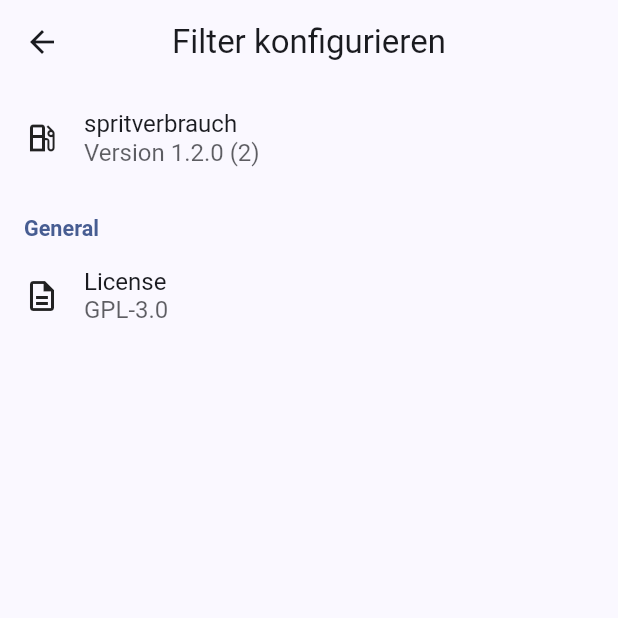
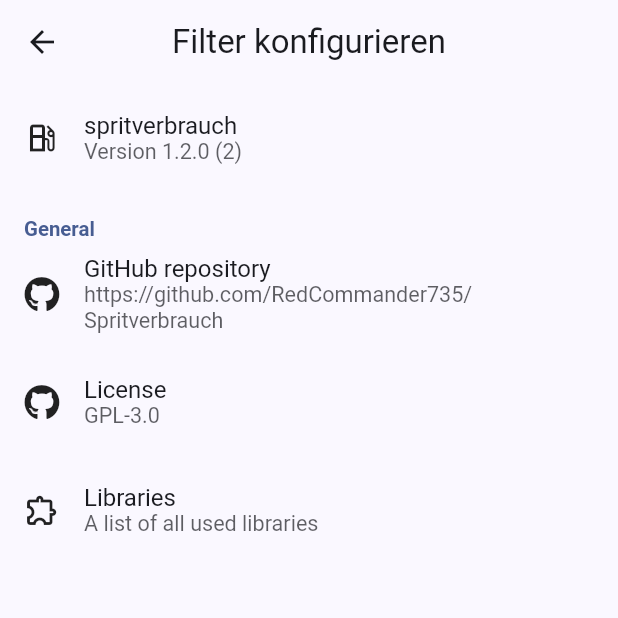
Before and after one commit to RedCommander735/Spritverbrauch, a Flutter app: the About screen opened directly, after a tap on "License", on a phone screen of 412 x 824 dp, the top half of it. Run offline on Flutter 3.47's test engine with Material 3 defaults, Android fonts, the phone set to English and light mode, and no system bars; drawn by our look-alikes of dynamic_color; our stand-ins replace package_info_plus, shared_preferences, sqflite; missing offline and left inert: icon_decoration; accounts and stored records are empty.

Commit message:
feat: finished about page in settings

```diff
--- a/lib/src/settings/pages/about.dart
+++ b/lib/src/settings/pages/about.dart
@@ -1,6 +1,8 @@
 import 'package:flutter/material.dart';
 import 'package:package_info_plus/package_info_plus.dart';
+import 'package:spritverbrauch/src/components/font_awesome.dart';
 import 'package:spritverbrauch/src/settings/settings.dart';
+import 'package:spritverbrauch/src/utils/url_launcher.dart';
 
 class About extends StatefulWidget {
   About({super.key});
@@ -49,9 +51,43 @@ class _AboutState extends State<About> {
               icon: Icons.local_gas_station_outlined,
               title: appName,
               subtitle: 'Version $version ($buildNumber)',
+              onTap: () {
+                Uri url = Uri.parse('https://github.com/RedCommander735/Spritverbrauch/releases/');
+                launchURL(url);
+              },
             ),
-            const SettingsGroup(title: 'General', children: [
-              SettingsItem(icon: Icons.description_outlined, title: 'License', subtitle: 'GPL-3.0',)
+            SettingsGroup(title: 'General', children: [
+              SettingsItem(
+                icon: FontAwesomeBrands.github,
+                title: 'GitHub repository',
+                subtitle: 'https://github.com/RedCommander735/\nSpritverbrauch',
+                onTap: () {
+                  Uri url = Uri.parse('https://github.com/RedCommander735/Spritverbrauch/');
+                  launchURL(url);
+                },
+              ),
+              SettingsItem(
+                icon: FontAwesomeBrands.github,
+                title: 'License',
+                subtitle: 'GPL-3.0',
+                onTap: () {
+                  Uri url = Uri.parse('https://github.com/RedCommander735/Spritverbrauch/blob/main/LICENSE');
+                  launchURL(url);
+                },
+              ),
+              SettingsItem(
+                icon: Icons.extension_outlined,
+                title: 'Libraries',
+                subtitle: 'A list of all used libraries',
+                onTap: () {
+                  showLicensePage(
+                      context: context,
+                      applicationName: appName,
+                      applicationVersion: '$version ($buildNumber)',
+                      applicationLegalese: 'Copyright (C) 2024  RedCommander735'
+                  );
+                },
+              ),
             ])
           ],
         ),
--- a/lib/src/settings/settings.dart
+++ b/lib/src/settings/settings.dart
@@ -127,7 +127,10 @@ class SettingsItem extends StatelessWidget {
                 if (subtitle != null)
                   Text(
                     subtitle!,
-                    style: TextStyle(color: Theme.of(context).colorScheme.onBackground.withOpacity(0.7)),
+                    style: TextStyle(
+                        color: Theme.of(context).colorScheme.onBackground.withOpacity(0.7),
+                        fontSize: DefaultTextStyle.of(context).style.fontSize! * 9 / 10),
+                    softWrap: true,
                   ),
               ],
             )
@@ -154,7 +157,10 @@ class SettingsGroup extends StatelessWidget {
               padding: const EdgeInsets.only(left: 16, top: 16),
               child: Text(
                 title,
-                style: TextStyle(color: Theme.of(context).colorScheme.primary, fontWeight: FontWeight.bold, fontSize: DefaultTextStyle.of(context).style.fontSize! * 9 / 10),
+                style: TextStyle(
+                    color: Theme.of(context).colorScheme.primary,
+                    fontWeight: FontWeight.bold,
+                    fontSize: DefaultTextStyle.of(context).style.fontSize! * 17 / 20),
               ),
             ),
           ],
--- /dev/null
+++ b/lib/src/utils/url_launcher.dart
@@ -0,0 +1,7 @@
+import 'package:url_launcher/url_launcher.dart';
+
+Future<void> launchURL(Uri url) async {
+  if (!await launchUrl(url)) {
+    throw Exception('Could not launch $url');
+  }
+}
```
